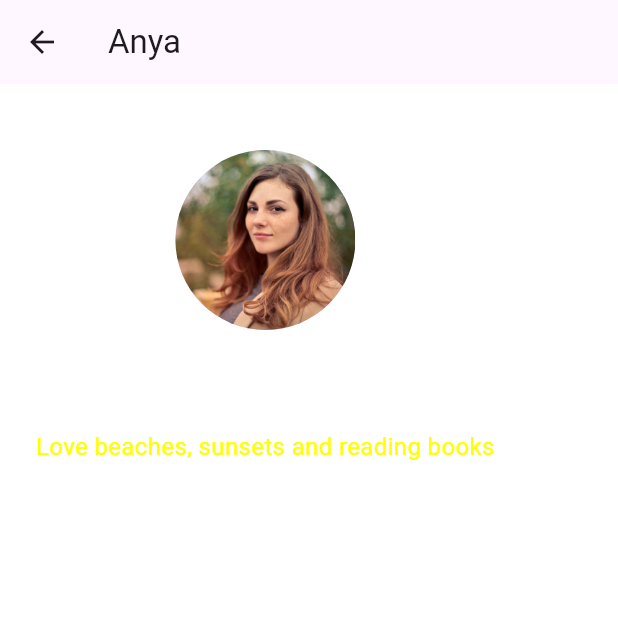
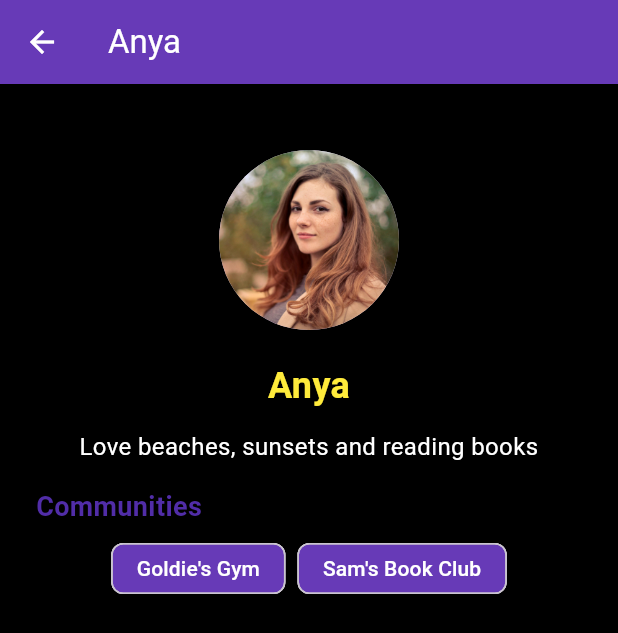
Before and after one commit to Saahil-Gupta/Umee-social, a Flutter app: the ChatDetailScreen screen opened directly with sample values from the repository, after a tap on "Anya", on a phone screen of 412 x 824 dp. Shown: the top 633 px of the screen. Run offline on Flutter 3.47's test engine with Material 3 defaults, Android fonts, the phone set to English and light mode, and no system bars; our stand-ins replace flutter_card_swiper, image_picker.

Commit message:
UI changes and adding optional communities

```diff
--- a/umee/lib/screens/chat_detail_screen.dart
+++ b/umee/lib/screens/chat_detail_screen.dart
@@ -31,12 +31,17 @@ class _ChatDetailScreenState extends State<ChatDetailScreen> {
   @override
   Widget build(BuildContext context) {
     return Scaffold(
-      appBar: AppBar(title: Text(widget.user.name)),
+      appBar: AppBar(title: Text(widget.user.name,
+      style: TextStyle(color: Colors.white),
+      ),
+        backgroundColor: Colors.black,
+        iconTheme: IconThemeData(color: Colors.white),
+      ),
       body: Column(
         children: [
           // ▼ Info Bar (tappable to view profile)
           Material(
-            color: Colors.grey[200],
+            color: Colors.grey[300],
             child: ListTile(
               leading: CircleAvatar(
                 backgroundImage: AssetImage(widget.user.imageUrl),
--- a/umee/lib/screens/feed_screen.dart
+++ b/umee/lib/screens/feed_screen.dart
@@ -112,11 +112,13 @@ class _FeedScreenState extends State<FeedScreen> {
     Widget build(BuildContext context) {
         return Scaffold(
             appBar: AppBar(
-                title: Text('$_selectedCommunity'),
+                title: Text('$_selectedCommunity',
+                    style: TextStyle(color: Colors.yellow),),
                 centerTitle: true,
+                backgroundColor: Colors.black,
                 actions: [
                     PopupMenuButton<String>(
-                        icon: const Icon(Icons.arrow_drop_down, color: Colors.black),
+                        icon: const Icon(Icons.arrow_drop_down, color: Colors.yellow),
                         onSelected: _onCommunityChanged,
                         itemBuilder: (ctx) => _communities.map((c) {
                             return PopupMenuItem(value: c, child: Text(c));
--- a/umee/lib/screens/profile_detail_screen.dart
+++ b/umee/lib/screens/profile_detail_screen.dart
@@ -1,3 +1,5 @@
+// lib/screens/profile_detail_screen.dart
+
 import 'package:flutter/material.dart';
 import '../models/user_model.dart';
 
@@ -7,9 +9,20 @@ class ProfileDetailScreen extends StatelessWidget {
 
   @override
   Widget build(BuildContext context) {
+    // Safely handle nullable communities
+    final communities = user.communities ?? [];
+
     return Scaffold(
-      appBar: AppBar(title: Text(user.name)),
-      body: Padding(
+      backgroundColor: Colors.black,
+      appBar: AppBar(
+        backgroundColor: Colors.deepPurple,
+        title: Text(
+          user.name,
+          style: const TextStyle(color: Colors.white),
+        ),
+        iconTheme: const IconThemeData(color: Colors.white),
+      ),
+      body: SingleChildScrollView(
         padding: const EdgeInsets.all(24),
         child: Column(
           crossAxisAlignment: CrossAxisAlignment.center,
@@ -17,20 +30,59 @@ class ProfileDetailScreen extends StatelessWidget {
             const SizedBox(height: 20),
             CircleAvatar(
               radius: 60,
+              backgroundColor: Colors.deepPurple.shade100,
               backgroundImage: AssetImage(user.imageUrl),
             ),
             const SizedBox(height: 20),
             Text(
               user.name,
-              style: const TextStyle(fontSize: 24, fontWeight: FontWeight.bold, color:Colors.white),
+              style: const TextStyle(
+                fontSize: 24,
+                fontWeight: FontWeight.bold,
+                color: Colors.yellow,
+              ),
             ),
             const SizedBox(height: 12),
             Text(
               user.bio,
-              style: const TextStyle(fontSize: 16, color: Colors.yellowAccent),
+              style: const TextStyle(
+                fontSize: 16,
+                color: Colors.white,
+              ),
               textAlign: TextAlign.center,
             ),
-            // Add more details or actions here as desired
+            const SizedBox(height: 16),
+            // Communities section
+            if (communities.isNotEmpty) ...[
+              Align(
+                alignment: Alignment.centerLeft,
+                child: Text(
+                  'Communities',
+                  style: TextStyle(
+                    fontSize: 18,
+                    fontWeight: FontWeight.bold,
+                    color: Colors.deepPurple.shade700,
+                  ),
+                ),
+              ),
+              const SizedBox(height: 8),
+              Wrap(
+                spacing: 8,
+                runSpacing: 4,
+                children: communities.map((comm) {
+                  return Chip(
+                    label: Text(
+                      comm,
+                      style: const TextStyle(color: Colors.white),
+                    ),
+                    backgroundColor: Colors.deepPurple,
+                    visualDensity: VisualDensity.compact,
+                  );
+                }).toList(),
+              ),
+              const SizedBox(height: 24),
+            ],
+            // Additional details or actions here
           ],
         ),
       ),
```
Also changed, not shown: umee/lib/main.dart (+12 -8 lines), umee/lib/screens/chat_screen.dart (+6 -1 lines), umee/lib/screens/match_screen.dart (+8 -5 lines), umee/lib/widgets/user_card.dart (+41 -8 lines). Lines whose indentation alone changed are shown as unchanged.
